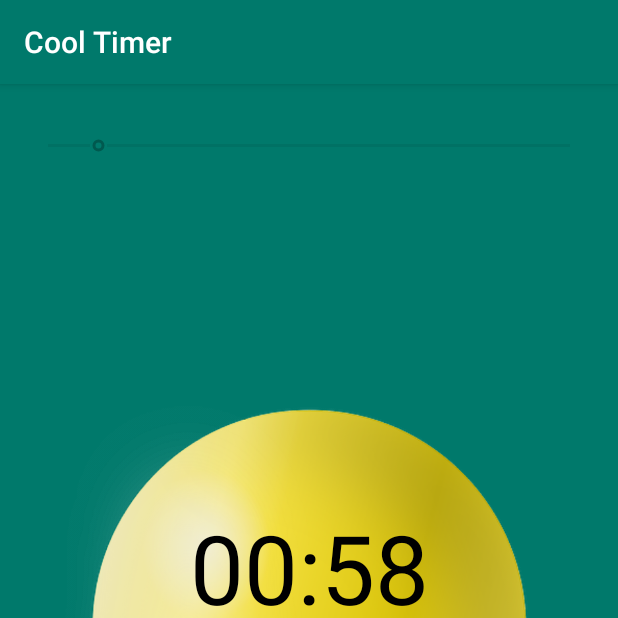
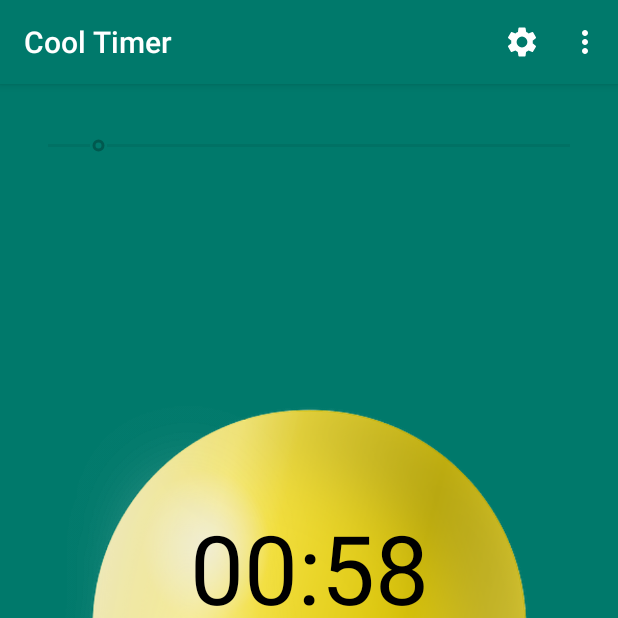
Before and after one commit to kv67/CoolTimer, an Android app: the screen it shows after launch (MainActivity), after a tap on "START", on a phone screen of 412 x 824 dp, the top half of it. Run offline under Robolectric (Android 15) with nearby library versions, the light colour scheme and no system bars.

Commit message:
Menu items and buttons are created

```diff
--- a/app/src/main/java/ru/kve/cooltimer/MainActivity.java
+++ b/app/src/main/java/ru/kve/cooltimer/MainActivity.java
@@ -1,9 +1,15 @@
 package ru.kve.cooltimer;
 
 import android.animation.ValueAnimator;
+import android.annotation.SuppressLint;
+import android.content.Intent;
+import android.content.pm.ActivityInfo;
 import android.media.MediaPlayer;
 import android.os.Bundle;
 import android.os.CountDownTimer;
+import android.view.Menu;
+import android.view.MenuInflater;
+import android.view.MenuItem;
 import android.view.View;
 import android.widget.Button;
 import android.widget.ImageView;
@@ -21,10 +27,12 @@ public class MainActivity extends AppCompatActivity {
   private ImageView imageView;
   private ImageView imageViewBack;
 
+  @SuppressLint("SourceLockedOrientationActivity")
   @Override
   protected void onCreate(Bundle savedInstanceState) {
     super.onCreate(savedInstanceState);
     setContentView(R.layout.activity_main);
+    setRequestedOrientation(ActivityInfo.SCREEN_ORIENTATION_PORTRAIT);
 
     imageView = findViewById(R.id.imageView);
     imageViewBack = findViewById(R.id.imageViewBack);
@@ -39,8 +47,7 @@ public class MainActivity extends AppCompatActivity {
       public void onProgressChanged(SeekBar seekBar, int progress, boolean fromUser) {
         int min = progress / 60;
         int sec = progress % 60;
-        String time = (min < 10 ? "0" : "") + String.valueOf(min) + ":" +
-            (sec < 10 ? "0" : "") + String.valueOf(sec);
+        String time = (min < 10 ? "0" : "") + min + ":" + (sec < 10 ? "0" : "") + sec;
         textView.setText(time);
       }
 
@@ -60,30 +67,29 @@ public class MainActivity extends AppCompatActivity {
       public void onTick(long millisUntilFinished) {
         seekBar.setProgress(seekBar.getProgress() - 1);
         if (seekBar.getProgress() <= 0) {
-          buttonStart.setText("START");
+          buttonStart.setText(getResources().getString(R.string.start_label));
           seekBar.setEnabled(true);
           timer.cancel();
-
+          try {
             imageView.animate().setUpdateListener(new ValueAnimator.AnimatorUpdateListener() {
               @Override
               public void onAnimationUpdate(ValueAnimator animation) {
                 if (imageView.getRotation() > 20) {
                   animation.reverse();
                 }
-              if (imageView.getRotation() == 0) {
-                imageView.setVisibility(View.VISIBLE);
+                if (imageView.getRotation() <= 0) {
+                  imageView.setVisibility(View.INVISIBLE);
                 }
               }
             }).rotation(40).setDuration(100).start();
 
-          imageViewBack.animate().setStartDelay(100).setUpdateListener(
-              new ValueAnimator.AnimatorUpdateListener() {
+            imageViewBack.animate().setStartDelay(100).setUpdateListener(new ValueAnimator.AnimatorUpdateListener() {
               @Override
               public void onAnimationUpdate(ValueAnimator animation) {
                 if (imageViewBack.getRotation() < -20) {
                   animation.reverse();
                 }
-                  if (imageViewBack.getRotation() == 0) {
+                if (imageViewBack.getRotation() >= 0) {
                   imageView.setVisibility(View.VISIBLE);
                 }
               }
@@ -91,6 +97,14 @@ public class MainActivity extends AppCompatActivity {
 
             final MediaPlayer mp = MediaPlayer.create(MainActivity.this, R.raw.ring_w);
             mp.start();
+          } finally {
+            imageViewBack.setRotation(0);
+            imageView.setRotation(0);
+            if (imageView.getVisibility() != View.VISIBLE) {
+              imageView.setVisibility(View.VISIBLE);
+            }
+          }
+
         }
       }
 
@@ -102,14 +116,36 @@ public class MainActivity extends AppCompatActivity {
   }
 
   public void onClickStart(View view) {
-    if (((TextView) view).getText().equals("START")) {
-      ((TextView) view).setText("STOP");
+    if (((TextView) view).getText().toString().equals(getResources().getString(R.string.start_label))) {
+      ((TextView) view).setText(getResources().getString(R.string.stop_label));
       seekBar.setEnabled(false);
       timer.start();
     } else {
-      ((TextView) view).setText("START");
+      ((TextView) view).setText(getResources().getString(R.string.start_label));
       seekBar.setEnabled(true);
       timer.cancel();
     }
   }
+
+  @Override
+  public boolean onCreateOptionsMenu(Menu menu) {
+    MenuInflater menuInflater = getMenuInflater();
+    menuInflater.inflate(R.menu.timer_menu, menu);
+    return true;
   }
+
+  @Override
+  public boolean onOptionsItemSelected(MenuItem item) {
+    if (item.getItemId() == R.id.action_settings) {
+      Intent settingsIntent = new Intent(this, SettingsActivity.class);
+      startActivity(settingsIntent);
+      return true;
+    } else
+      if (item.getItemId() == R.id.action_about) {
+        Intent aboutIntent = new Intent(this, AboutActivity.class);
+        startActivity(aboutIntent);
+        return true;
+      }
+    return super.onOptionsItemSelected(item);
+  }
+}
--- /dev/null
+++ b/app/src/main/res/drawable/ic_info_outline_white_24dp.xml
@@ -0,0 +1,10 @@
+<vector android:height="24dp"
+    android:tint="#FFFFFF"
+    android:viewportHeight="24.0"
+    android:viewportWidth="24.0"
+    android:width="24dp"
+    xmlns:android="http://schemas.android.com/apk/res/android">
+    <path
+        android:fillColor="#FF000000"
+        android:pathData="M11,17h2v-6h-2v6zM12,2C6.48,2 2,6.48 2,12s4.48,10 10,10 10,-4.48 10,-10S17.52,2 12,2zM12,20c-4.41,0 -8,-3.59 -8,-8s3.59,-8 8,-8 8,3.59 8,8 -3.59,8 -8,8zM11,9h2L13,7h-2v2z" />
+</vector>
--- /dev/null
+++ b/app/src/main/res/drawable/ic_settings_white_24dp.xml
@@ -0,0 +1,10 @@
+<vector android:height="24dp"
+    android:tint="#FFFFFF"
+    android:viewportHeight="24"
+    android:viewportWidth="24"
+    android:width="24dp"
+    xmlns:android="http://schemas.android.com/apk/res/android">
+    <path
+        android:fillColor="#FF000000"
+        android:pathData="M19.1,12.9a2.8,2.8 0,0 0,0.1 -0.9,2.8 2.8,0 0,0 -0.1,-0.9l2.1,-1.6a0.7,0.7 0,0 0,0.1 -0.6L19.4,5.5a0.7,0.7 0,0 0,-0.6 -0.2l-2.4,1a6.5,6.5 0,0 0,-1.6 -0.9l-0.4,-2.6a0.5,0.5 0,0 0,-0.5 -0.4H10.1a0.5,0.5 0,0 0,-0.5 0.4L9.3,5.4a5.6,5.6 0,0 0,-1.7 0.9l-2.4,-1a0.4,0.4 0,0 0,-0.5 0.2l-2,3.4c-0.1,0.2 0,0.4 0.2,0.6l2,1.6a2.8,2.8 0,0 0,-0.1 0.9,2.8 2.8,0 0,0 0.1,0.9L2.8,14.5a0.7,0.7 0,0 0,-0.1 0.6l1.9,3.4a0.7,0.7 0,0 0,0.6 0.2l2.4,-1a6.5,6.5 0,0 0,1.6 0.9l0.4,2.6a0.5,0.5 0,0 0,0.5 0.4h3.8a0.5,0.5 0,0 0,0.5 -0.4l0.3,-2.6a5.6,5.6 0,0 0,1.7 -0.9l2.4,1a0.4,0.4 0,0 0,0.5 -0.2l2,-3.4c0.1,-0.2 0,-0.4 -0.2,-0.6ZM12,15.6A3.6,3.6 0,1 1,15.6 12,3.6 3.6,0 0,1 12,15.6Z" />
+</vector>
--- a/app/src/main/res/layout/activity_main.xml
+++ b/app/src/main/res/layout/activity_main.xml
@@ -49,7 +49,7 @@
         android:layout_width="wrap_content"
         android:layout_height="wrap_content"
         android:background="@color/colorPrimary"
-        android:text="@string/start"
+        android:text="@string/start_label"
         android:onClick="onClickStart"
         android:textColor="@android:color/background_light"
         android:textStyle="bold"
--- /dev/null
+++ b/app/src/main/res/menu/timer_menu.xml
@@ -0,0 +1,19 @@
+<?xml version="1.0" encoding="utf-8"?>
+<menu xmlns:android="http://schemas.android.com/apk/res/android"
+    xmlns:app="http://schemas.android.com/apk/res-auto">
+
+    <item
+        android:id="@+id/action_settings"
+        android:orderInCategory="100"
+        android:title="Settings"
+        app:showAsAction="always"
+        android:icon="@drawable/ic_settings_white_24dp" />
+
+    <item
+        android:id="@+id/action_about"
+        android:orderInCategory="110"
+        android:title="About"
+        app:showAsAction="never"
+        android:icon="@drawable/ic_info_outline_white_24dp" />
+
+</menu>
--- a/app/src/main/res/values/strings.xml
+++ b/app/src/main/res/values/strings.xml
@@ -1,4 +1,5 @@
 <resources>
     <string name="app_name">Cool Timer</string>
-    <string name="start">START</string>
+    <string name="start_label">START</string>
+    <string name="stop_label">STOP</string>
 </resources>
```
Also changed, not shown: app/src/main/AndroidManifest.xml (+20 -1 lines), app/src/main/java/ru/kve/cooltimer/AboutActivity.java (added, +30 -0 lines), app/src/main/java/ru/kve/cooltimer/SettingsActivity.java (added, +31 -0 lines), app/src/main/res/layout/activity_about.xml (added, +8 -0 lines), app/src/main/res/layout/activity_settings.xml (added, +8 -0 lines). Lines whose indentation alone changed are shown as unchanged.
